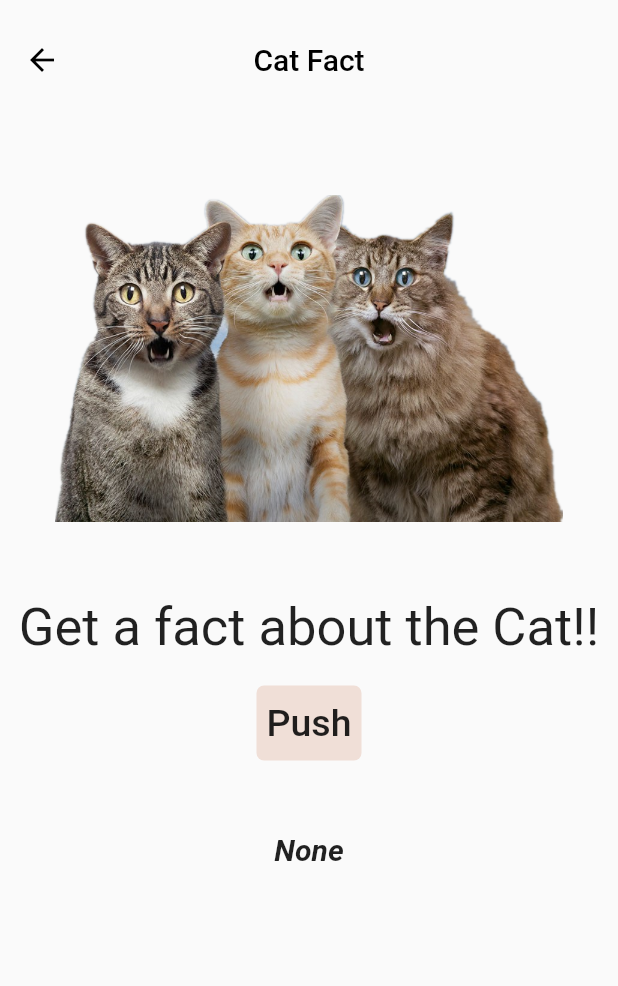
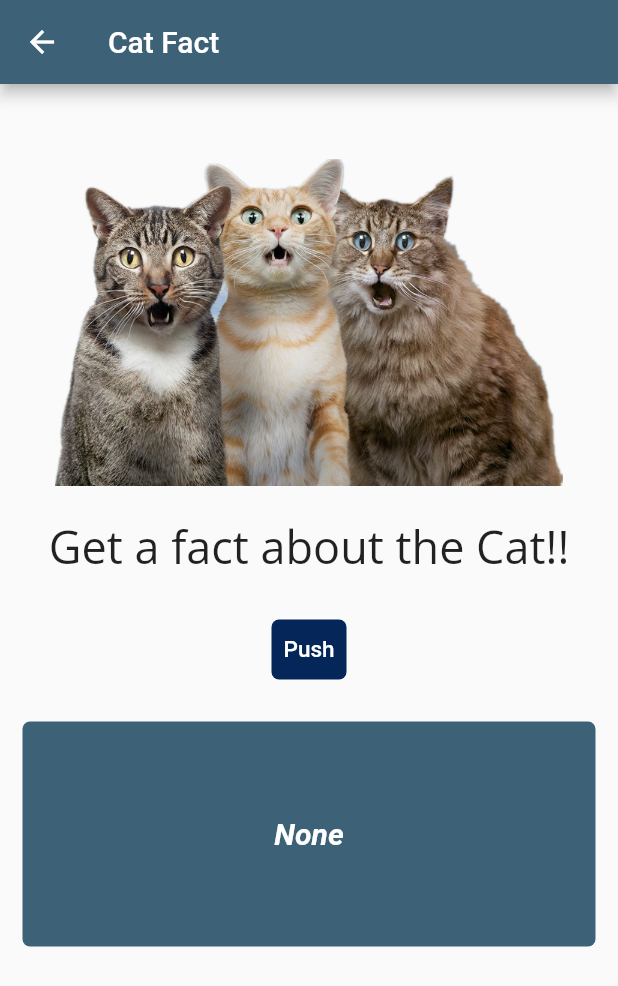
Before and after one commit to hendri12399/Api-Application-Project, a Flutter app: the CatFactView screen opened by its route, on a phone screen of 412 x 824 dp. Shown: the top 986 px of the screen. Run offline on Flutter 3.47's test engine with Material 2 defaults, Android fonts, the phone set to English and light mode, and no system bars; our stand-ins replace dio, flutter_easyloading, get, google_fonts; network calls fail.

Commit message:
Meerubah desain view

```diff
--- a/lib/belajar/views/catfact_view.dart
+++ b/lib/belajar/views/catfact_view.dart
@@ -1,6 +1,7 @@
 import 'package:flutter/material.dart';
 import 'package:flutter/services.dart';
 import 'package:get/get.dart';
+import 'package:google_fonts/google_fonts.dart';
 import 'package:weather_app3/belajar/controllers/catfact_controller.dart';
 
 class CatFactView extends StatefulWidget {
@@ -13,17 +14,11 @@ class CatFactView extends StatefulWidget {
 class _CatFactViewState extends State<CatFactView> {
   var controller = Get.put(CatFactController());
 
-
   @override
   Widget build(BuildContext context) {
     return Scaffold(
       appBar: AppBar(
-        backgroundColor: Colors.transparent,
-        centerTitle: true,
-        toolbarHeight: 80,
-        foregroundColor: Colors.black,
-        elevation: 0,
-        systemOverlayStyle: const SystemUiOverlayStyle(statusBarColor: Colors.white),
+        backgroundColor: Color(0xFF3d6176),
         title: const Text("Cat Fact"),
       ),
       body: Column(
@@ -41,47 +36,55 @@ class _CatFactViewState extends State<CatFactView> {
             ),
           ),
           const SizedBox(
-            height: 50,
+            height: 20,
           ),
-          const Text(
+          Text(
             "Get a fact about the Cat!!",
-            style: TextStyle(fontSize: 35),
+            style: GoogleFonts.openSans(fontSize: 30),
             textAlign: TextAlign.center,
           ),
           const SizedBox(
-            height: 10,
+            height: 20,
           ),
           TextButton(
             onPressed: () => controller.getCatFact(),
             child: Container(
-                height: 50,
-                width: 70,
+                height: 40,
+                width: 50,
                 decoration: BoxDecoration(
                     borderRadius: BorderRadius.circular(5),
-                  color: Color(0xffF0DFD7)
-                ),
+                    color: Color(0xFF052659)),
                 child: const Center(
                   child: Text(
                     "Push",
-                    style: TextStyle(fontSize: 25, color: Colors.black87),
+                    style: TextStyle(fontSize: 15, color: Colors.white),
                   ),
                 )),
           ),
           const SizedBox(
-            height: 40,
+            height: 20,
           ),
-          Obx(() => Padding(
-            padding: const EdgeInsets.only(left: 10, right: 10),
+          Obx(
+            () => Container(
+              margin: EdgeInsets.only(left: 15, right: 15),
+              width: 450,
+              height: 150,
+              decoration: BoxDecoration(
+                  borderRadius: BorderRadius.circular(5),
+                  color: Color(0xFF3d6176)),
+              alignment: Alignment.center,
               child: Text(
                 controller.fact.value?.fact ?? "None",
                 textAlign: TextAlign.center,
                 style: const TextStyle(
                     fontSize: 20,
                     fontWeight: FontWeight.w700,
-                  fontStyle: FontStyle.italic),
+                    fontStyle: FontStyle.italic,
+                    color: Colors.white),
               ),
             ),
-          )],
+          )
+        ],
       ),
     );
   }
```
Also changed, not shown: lib/belajar/views/agify_views.dart (+8 -4 lines), lib/belajar/views/bored_views.dart (+21 -7 lines), lib/belajar/views/gender_view.dart (+5 -4 lines). Lines whose indentation alone changed are shown as unchanged.
